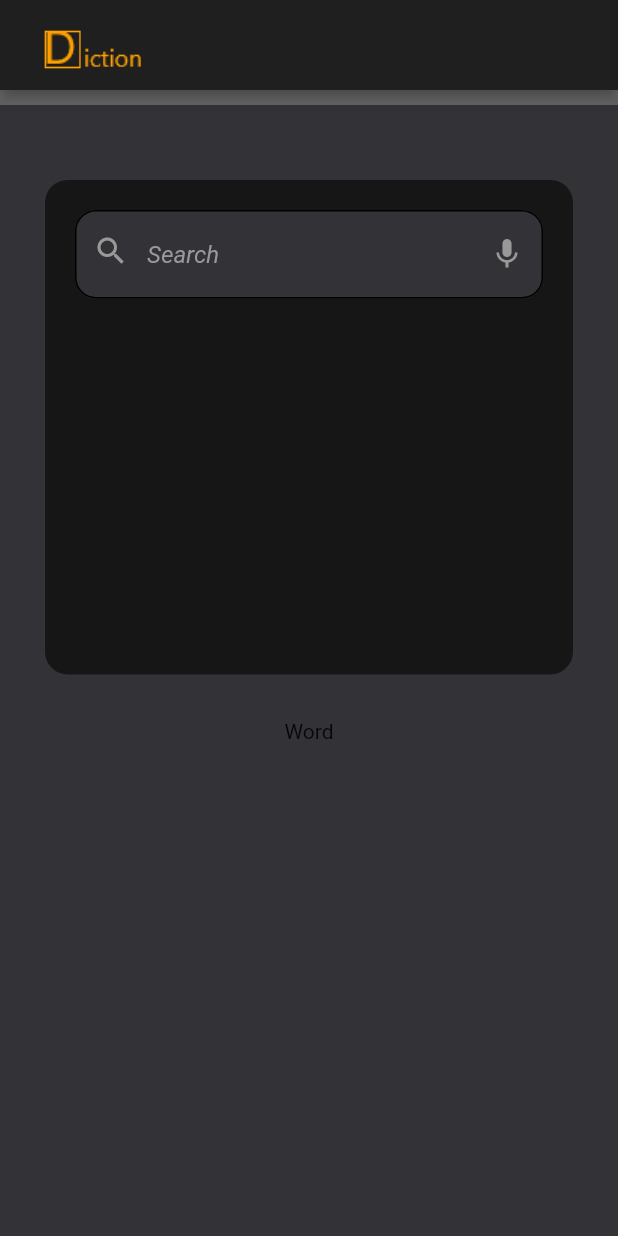
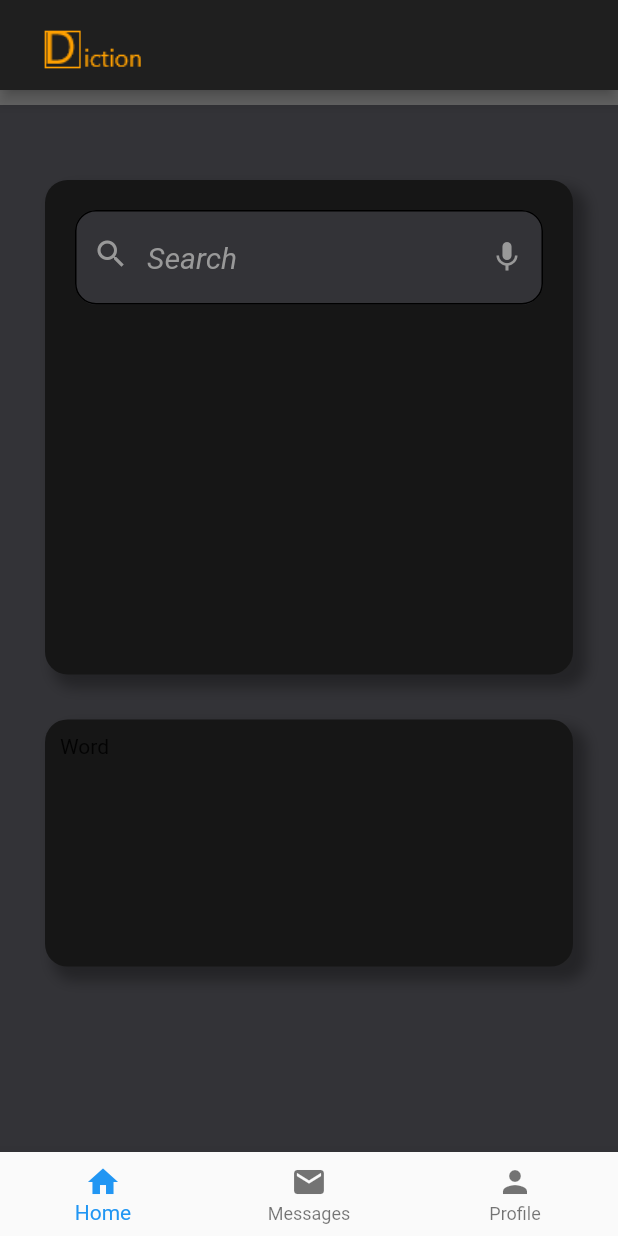
Before and after one commit to ParadoxPD/Dictionary-App, a Flutter app: the screen it shows after launch, on a phone screen of 412 x 824 dp. Run offline on Flutter 3.47's test engine with Material 2 defaults, Android fonts, the phone set to English and light mode, and no system bars.

Commit message:
working on search animations

```diff
--- a/app/lib/pages/landing.dart
+++ b/app/lib/pages/landing.dart
@@ -6,6 +6,7 @@ class Landing extends StatelessWidget {
   @override
   Widget build(BuildContext context) {
     return Scaffold(
+      resizeToAvoidBottomInset: false,
       backgroundColor: Color(0xff333337),
       body: Container(
         color: Color(0xff333337),
--- a/app/lib/pages/landing.main.dart
+++ b/app/lib/pages/landing.main.dart
@@ -1,8 +1,26 @@
 import 'package:flutter/material.dart';
 
-class MainPage extends StatelessWidget {
+class MainPage extends StatefulWidget {
+  MainPage({Key key}) : super(key: key);
+  @override
+  _MainPage createState() => _MainPage();
+}
+
+class _MainPage extends State<MainPage> {
+  int _currentIndex = 0;
+  final List<Widget> _children = [FirstPage(), SecondPage(), ThirdPage()];
+
   Widget build(BuildContext context) {
-    return Scaffold(
+    return GestureDetector(
+      onTap: () {
+        FocusScopeNode currentFocus = FocusScope.of(context);
+
+        if (!currentFocus.hasPrimaryFocus) {
+          currentFocus.unfocus();
+        }
+      },
+      child: Scaffold(
+        resizeToAvoidBottomInset: false,
         appBar: AppBar(
           leadingWidth: MediaQuery.of(context).size.width * 0.3,
           toolbarHeight: 60,
@@ -16,8 +34,60 @@ class MainPage extends StatelessWidget {
             ),
           ),
         ),
-      backgroundColor: Colors.white,
-      body: Container(
+        body: _children[_currentIndex],
+        bottomNavigationBar: BottomNavigationBar(
+          currentIndex: 0, // this will be set when a new tab is tapped
+          items: [
+            BottomNavigationBarItem(
+              icon: new Icon(Icons.home),
+              label: 'Home',
+            ),
+            BottomNavigationBarItem(
+              icon: new Icon(Icons.mail),
+              label: 'Messages',
+            ),
+            BottomNavigationBarItem(
+              icon: Icon(Icons.person),
+              label: 'Profile',
+            ),
+          ],
+        ),
+      ),
+    );
+  }
+
+  void onTabTapped(int index) {
+    setState(() {
+      _currentIndex = index;
+    });
+  }
+}
+
+class FirstPage extends StatefulWidget {
+  FirstPage({Key key}) : super(key: key);
+
+  _FirstPage createState() => _FirstPage();
+}
+
+class _FirstPage extends State<FirstPage> {
+  FocusNode searchedWord = new FocusNode();
+  bool isSearching = false;
+  @override
+  Widget build(BuildContext context) {
+    return Scaffold(
+      resizeToAvoidBottomInset: false,
+      body: mainBody(context),
+    );
+  }
+
+  Widget mainBody(BuildContext context) {
+    return GestureDetector(
+        onTap: () {
+          setState(() {
+            isSearching = !isSearching;
+          });
+        },
+        child: Container(
           color: Color(0xff333337),
           child: Column(
             children: [
@@ -29,26 +99,43 @@ class MainPage extends StatelessWidget {
               wordOfTheDay(context),
             ],
           ),
-      ),
-    );
+        ));
   }
 
   Widget searchBox(BuildContext context) {
-    return Container(
-      height: 0.4 * MediaQuery.of(context).size.height,
+    return GestureDetector(
+      onTap: () {
+        setState(() {
+          isSearching = !isSearching;
+        });
+      },
+      child: AnimatedContainer(
+        duration: Duration(milliseconds: 500),
+        height: !isSearching
+            ? 0.4 * MediaQuery.of(context).size.height
+            : 0.5 * MediaQuery.of(context).size.height,
         margin: EdgeInsets.fromLTRB(30, 50, 30, 30),
         padding: EdgeInsets.fromLTRB(10, 10, 10, 10),
         decoration: BoxDecoration(
           color: Color(0xff161616),
           borderRadius: BorderRadius.circular(15),
+          boxShadow: [
+            BoxShadow(
+              color: Color(0x000000).withOpacity(0.3),
+              spreadRadius: 2,
+              blurRadius: 7,
+              offset: Offset(7, 7), // changes position of shadow
+            ),
+          ],
         ),
         child: Column(
           children: [
-          // Theme(
             Container(
               margin: EdgeInsets.only(top: 10, left: 10, right: 10),
+              padding: EdgeInsets.zero,
               child: TextField(
-              style: TextStyle(color: Colors.white),
+                focusNode: searchedWord,
+                style: TextStyle(color: Colors.white, fontSize: 20),
                 decoration: InputDecoration(
                   focusedBorder: new OutlineInputBorder(
                     borderRadius: const BorderRadius.all(
@@ -63,6 +150,8 @@ class MainPage extends StatelessWidget {
                   filled: true,
                   hintStyle: TextStyle(
                     color: Color(0xff999999),
+                    fontSize: 20,
+                    // fontWeight: FontWeight.bold,
                     fontStyle: FontStyle.italic,
                   ),
                   fillColor: Color(0xff333337),
@@ -86,18 +175,55 @@ class MainPage extends StatelessWidget {
                 ),
               ),
             ),
-          // data: Theme.of(context).copyWith(
-          //   primaryColor: Color(0xff999999),
-          // ),
-          // ),
           ],
+        ),
       ),
     );
   }
 
   Widget wordOfTheDay(BuildContext context) {
-    return Container(
+    return AnimatedOpacity(
+      opacity: isSearching ? 0 : 1,
+      duration: Duration(milliseconds: 500),
+      child: Container(
+        height: 0.2 * MediaQuery.of(context).size.height,
+        width: MediaQuery.of(context).size.width,
+        margin: EdgeInsets.fromLTRB(30, 0, 30, 30),
+        padding: EdgeInsets.fromLTRB(10, 10, 10, 10),
+        decoration: BoxDecoration(
+          color: Color(0xff161616),
+          borderRadius: BorderRadius.circular(15),
+          boxShadow: [
+            BoxShadow(
+              color: Color(0x000000).withOpacity(0.3),
+              spreadRadius: 2,
+              blurRadius: 7,
+              offset: Offset(7, 7), // changes position of shadow
+            ),
+          ],
+        ),
         child: Text("Word"),
+      ),
     );
   }
 }
+
+class SecondPage extends StatelessWidget {
+  Widget build(BuildContext context) {
+    return Scaffold(
+      body: Container(
+        color: Colors.white,
+      ),
+    );
+  }
+}
+
+class ThirdPage extends StatelessWidget {
+  Widget build(BuildContext context) {
+    return Scaffold(
+      body: Container(
+        color: Colors.white,
+      ),
+    );
+  }
+}
```
Lines whose indentation alone changed are shown as unchanged.
